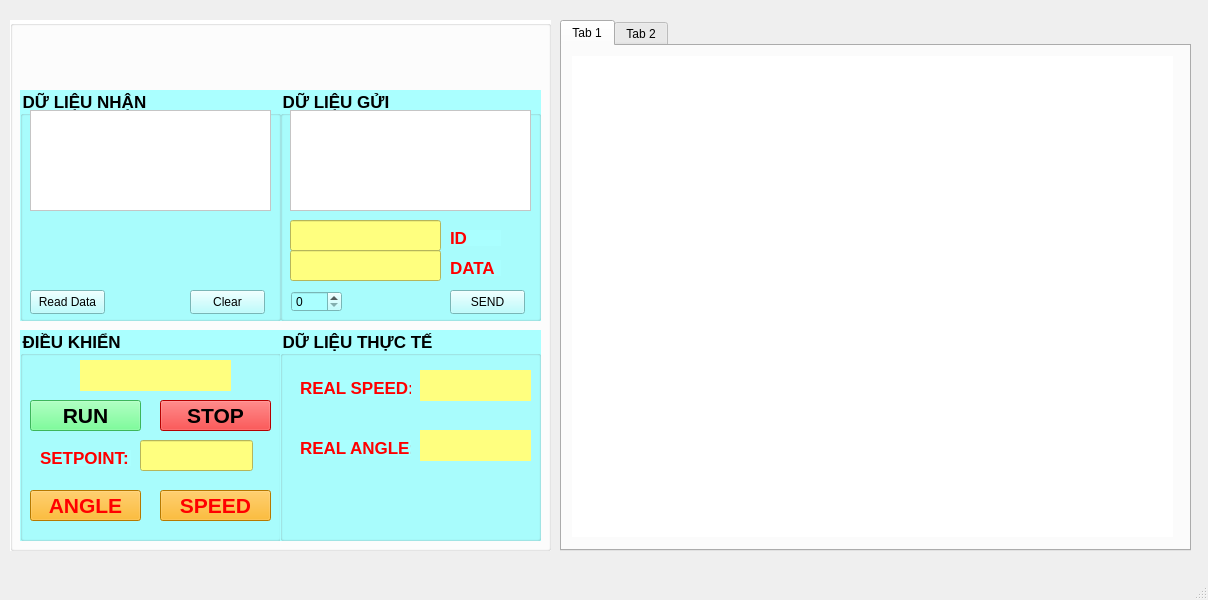
Before: the Qt Designer form QT/cantestdata/mainwindow.ui in Phong1908/CANOPEN., drawn with Qt 5.
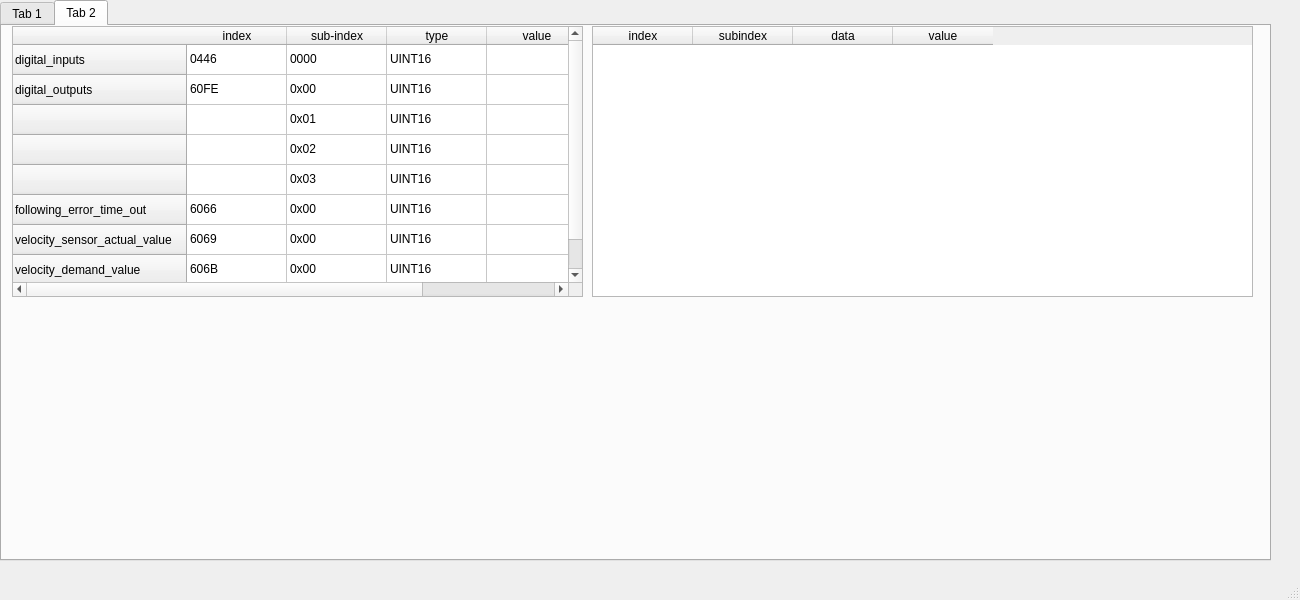
After: the same form once the commit is applied.

The edit to the form file:
```diff
--- a/QT/cantestdata/mainwindow.ui
+++ b/QT/cantestdata/mainwindow.ui
@@ -6,7 +6,7 @@
    <rect>
     <x>0</x>
     <y>0</y>
-    <width>1208</width>
+    <width>1300</width>
     <height>600</height>
    </rect>
   </property>
@@ -14,12 +14,28 @@
    <string>MainWindow</string>
   </property>
   <widget class="QWidget" name="centralwidget">
+   <widget class="QTabWidget" name="tabWidget_2">
+    <property name="geometry">
+     <rect>
+      <x>0</x>
+      <y>0</y>
+      <width>1271</width>
+      <height>561</height>
+     </rect>
+    </property>
+    <property name="currentIndex">
+     <number>1</number>
+    </property>
+    <widget class="QWidget" name="tab_3">
+     <attribute name="title">
+      <string>Tab 1</string>
+     </attribute>
    <widget class="QGroupBox" name="groupBox">
     <property name="geometry">
      <rect>
-      <x>10</x>
-      <y>20</y>
-      <width>541</width>
+        <x>0</x>
+        <y>0</y>
+        <width>631</width>
       <height>531</height>
      </rect>
     </property>
@@ -55,7 +71,7 @@
       <rect>
        <x>10</x>
        <y>310</y>
-       <width>261</width>
+         <width>301</width>
        <height>211</height>
       </rect>
      </property>
@@ -244,9 +260,9 @@
     <widget class="QGroupBox" name="groupBox_3">
      <property name="geometry">
       <rect>
-       <x>270</x>
+         <x>310</x>
        <y>310</y>
-       <width>261</width>
+         <width>311</width>
        <height>211</height>
       </rect>
      </property>
@@ -378,9 +394,9 @@
     <widget class="QGroupBox" name="groupBox_6">
      <property name="geometry">
       <rect>
-       <x>270</x>
+         <x>310</x>
        <y>70</y>
-       <width>261</width>
+         <width>311</width>
        <height>231</height>
       </rect>
      </property>
@@ -402,8 +418,8 @@
        <rect>
         <x>10</x>
         <y>20</y>
-        <width>241</width>
-        <height>101</height>
+          <width>291</width>
+          <height>131</height>
        </rect>
       </property>
       <property name="styleSheet">
@@ -414,7 +430,7 @@
       <property name="geometry">
        <rect>
         <x>10</x>
-        <y>160</y>
+          <y>190</y>
         <width>151</width>
         <height>31</height>
        </rect>
@@ -432,8 +448,8 @@
      <widget class="QPushButton" name="pushButton_Send">
       <property name="geometry">
        <rect>
-        <x>170</x>
-        <y>200</y>
+          <x>220</x>
+          <y>180</y>
         <width>75</width>
         <height>24</height>
        </rect>
@@ -446,7 +462,7 @@
       <property name="geometry">
        <rect>
         <x>10</x>
-        <y>130</y>
+          <y>160</y>
         <width>151</width>
         <height>31</height>
        </rect>
@@ -465,7 +481,7 @@
       <property name="geometry">
        <rect>
         <x>170</x>
-        <y>140</y>
+          <y>170</y>
         <width>51</width>
         <height>16</height>
        </rect>
@@ -487,7 +503,7 @@
       <property name="geometry">
        <rect>
         <x>170</x>
-        <y>170</y>
+          <y>200</y>
         <width>51</width>
         <height>16</height>
        </rect>
@@ -505,23 +521,13 @@
        <string>DATA</string>
       </property>
      </widget>
-     <widget class="QSpinBox" name="spinBox_DLC">
-      <property name="geometry">
-       <rect>
-        <x>11</x>
-        <y>201</y>
-        <width>51</width>
-        <height>21</height>
-       </rect>
-      </property>
-     </widget>
     </widget>
     <widget class="QGroupBox" name="groupBox_5">
      <property name="geometry">
       <rect>
        <x>10</x>
        <y>70</y>
-       <width>261</width>
+         <width>301</width>
        <height>231</height>
       </rect>
      </property>
@@ -543,8 +549,8 @@
        <rect>
         <x>10</x>
         <y>20</y>
-        <width>241</width>
-        <height>101</height>
+          <width>281</width>
+          <height>131</height>
        </rect>
       </property>
       <property name="styleSheet">
@@ -577,7 +583,7 @@
      <widget class="QPushButton" name="pushButton_clear">
       <property name="geometry">
        <rect>
-        <x>170</x>
+          <x>210</x>
         <y>200</y>
         <width>75</width>
         <height>24</height>
@@ -592,10 +598,10 @@
    <widget class="QTabWidget" name="tabWidget">
     <property name="geometry">
      <rect>
-      <x>560</x>
-      <y>20</y>
-      <width>631</width>
-      <height>531</height>
+        <x>630</x>
+        <y>0</y>
+        <width>581</width>
+        <height>541</height>
      </rect>
     </property>
     <property name="currentIndex">
@@ -610,7 +616,7 @@
        <rect>
         <x>10</x>
         <y>10</y>
-        <width>601</width>
+          <width>661</width>
         <height>481</height>
        </rect>
       </property>
@@ -629,6 +635,241 @@
     </widget>
    </widget>
   </widget>
+    <widget class="QWidget" name="tab_4">
+     <attribute name="title">
+      <string>Tab 2</string>
+     </attribute>
+     <widget class="QTableWidget" name="tableWidget">
+      <property name="geometry">
+       <rect>
+        <x>10</x>
+        <y>0</y>
+        <width>571</width>
+        <height>271</height>
+       </rect>
+      </property>
+      <row>
+       <property name="text">
+        <string>digital_inputs</string>
+       </property>
+      </row>
+      <row>
+       <property name="text">
+        <string>digital_outputs</string>
+       </property>
+      </row>
+      <row>
+       <property name="text">
+        <string/>
+       </property>
+      </row>
+      <row>
+       <property name="text">
+        <string/>
+       </property>
+      </row>
+      <row>
+       <property name="text">
+        <string/>
+       </property>
+      </row>
+      <row>
+       <property name="text">
+        <string>following_error_time_out</string>
+       </property>
+      </row>
+      <row>
+       <property name="text">
+        <string>velocity_sensor_actual_value</string>
+       </property>
+      </row>
+      <row>
+       <property name="text">
+        <string>velocity_demand_value</string>
+       </property>
+      </row>
+      <column>
+       <property name="text">
+        <string>index</string>
+       </property>
+      </column>
+      <column>
+       <property name="text">
+        <string>sub-index</string>
+       </property>
+      </column>
+      <column>
+       <property name="text">
+        <string>type</string>
+       </property>
+      </column>
+      <column>
+       <property name="text">
+        <string>value</string>
+       </property>
+      </column>
+      <item row="0" column="0">
+       <property name="text">
+        <string>0446</string>
+       </property>
+      </item>
+      <item row="0" column="1">
+       <property name="text">
+        <string>0000</string>
+       </property>
+      </item>
+      <item row="0" column="2">
+       <property name="text">
+        <string>UINT16</string>
+       </property>
+      </item>
+      <item row="1" column="0">
+       <property name="text">
+        <string>60FE</string>
+       </property>
+       <property name="background">
+        <brush brushstyle="NoBrush">
+         <color alpha="255">
+          <red>255</red>
+          <green>255</green>
+          <blue>0</blue>
+         </color>
+        </brush>
+       </property>
+       <property name="foreground">
+        <brush brushstyle="NoBrush">
+         <color alpha="255">
+          <red>0</red>
+          <green>0</green>
+          <blue>0</blue>
+         </color>
+        </brush>
+       </property>
+      </item>
+      <item row="1" column="1">
+       <property name="text">
+        <string>0x00</string>
+       </property>
+      </item>
+      <item row="1" column="2">
+       <property name="text">
+        <string>UINT16</string>
+       </property>
+      </item>
+      <item row="2" column="0">
+       <property name="text">
+        <string/>
+       </property>
+      </item>
+      <item row="2" column="1">
+       <property name="text">
+        <string>0x01</string>
+       </property>
+      </item>
+      <item row="2" column="2">
+       <property name="text">
+        <string>UINT16</string>
+       </property>
+      </item>
+      <item row="3" column="1">
+       <property name="text">
+        <string>0x02</string>
+       </property>
+      </item>
+      <item row="3" column="2">
+       <property name="text">
+        <string>UINT16</string>
+       </property>
+      </item>
+      <item row="4" column="1">
+       <property name="text">
+        <string>0x03</string>
+       </property>
+      </item>
+      <item row="4" column="2">
+       <property name="text">
+        <string>UINT16</string>
+       </property>
+      </item>
+      <item row="5" column="0">
+       <property name="text">
+        <string>6066</string>
+       </property>
+      </item>
+      <item row="5" column="1">
+       <property name="text">
+        <string>0x00</string>
+       </property>
+      </item>
+      <item row="5" column="2">
+       <property name="text">
+        <string>UINT16</string>
+       </property>
+      </item>
+      <item row="6" column="0">
+       <property name="text">
+        <string>6069</string>
+       </property>
+      </item>
+      <item row="6" column="1">
+       <property name="text">
+        <string>0x00</string>
+       </property>
+      </item>
+      <item row="6" column="2">
+       <property name="text">
+        <string>UINT16</string>
+       </property>
+      </item>
+      <item row="7" column="0">
+       <property name="text">
+        <string>606B</string>
+       </property>
+      </item>
+      <item row="7" column="1">
+       <property name="text">
+        <string>0x00</string>
+       </property>
+      </item>
+      <item row="7" column="2">
+       <property name="text">
+        <string>UINT16</string>
+       </property>
+      </item>
+     </widget>
+     <widget class="QTableWidget" name="tableWidget_2">
+      <property name="geometry">
+       <rect>
+        <x>590</x>
+        <y>0</y>
+        <width>661</width>
+        <height>271</height>
+       </rect>
+      </property>
+      <column>
+       <property name="text">
+        <string>index</string>
+       </property>
+      </column>
+      <column>
+       <property name="text">
+        <string>subindex</string>
+       </property>
+      </column>
+      <column>
+       <property name="text">
+        <string>data</string>
+       </property>
+      </column>
+      <column>
+       <property name="text">
+        <string>value</string>
+       </property>
+      </column>
+     </widget>
+    </widget>
+   </widget>
+  </widget>
   <widget class="QMenuBar" name="menubar">
    <property name="geometry">
     <rect>
```
Left out of the diff: 2 changed lines with no effect on the pictures. Lines whose indentation alone changed are shown as unchanged.
